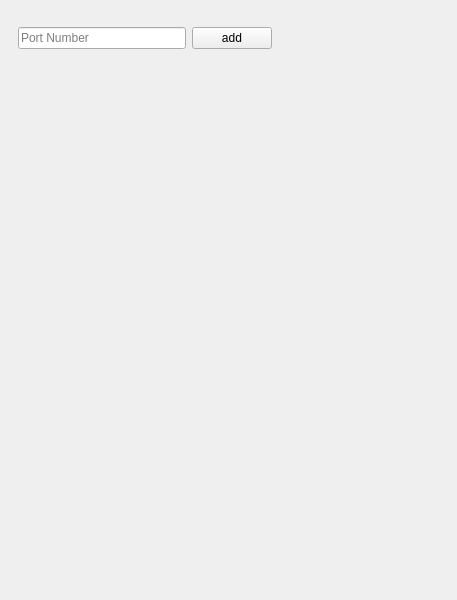
This is oscreceiver.ui in kzkyuta/OscTester as Qt 5 draws it before an edit. The edited form follows.
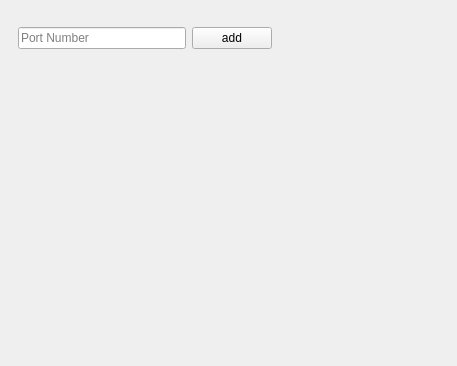
This is the edited form.

Commit message: add filter function

What changed in the file:
```diff
--- a/oscreceiver.ui
+++ b/oscreceiver.ui
@@ -7,7 +7,7 @@
     <x>0</x>
     <y>0</y>
     <width>457</width>
-    <height>600</height>
+    <height>366</height>
    </rect>
   </property>
   <property name="windowTitle">
```
The commit also changes 2 other files.
